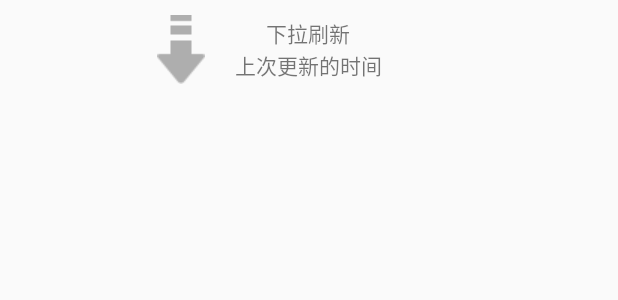
After one commit to JNFC-yangdianwen/ListViewDivider, an Android app: the layout headerview.xml on its own in the app's theme, with its tools: preview values and no code run, on a phone screen of 412 x 824 dp. The commit adds this screen. Shown: the top 300 px of the screen. Run offline under Robolectric (Android 15) with nearby library versions, the phone set to English and light mode, and no system bars.

Commit message:
实现了listview的下拉刷新

```diff
--- a/app/src/main/res/layout/activity_main.xml
+++ b/app/src/main/res/layout/activity_main.xml
@@ -8,7 +8,7 @@
     android:paddingRight="@dimen/activity_horizontal_margin"
     android:paddingTop="@dimen/activity_vertical_margin"
     tools:context="com.example.yangdianwen.listviewdivider.MainActivity">
-    <ListView
+    <com.example.yangdianwen.listviewdivider.AutoListView
         android:divider="@drawable/divider"
         android:id="@+id/local_groups_list"
         android:layout_width="match_parent"
--- /dev/null
+++ b/app/src/main/res/layout/bottomview.xml
@@ -0,0 +1,6 @@
+<?xml version="1.0" encoding="utf-8"?>
+<LinearLayout xmlns:android="http://schemas.android.com/apk/res/android"
+    android:orientation="vertical" android:layout_width="match_parent"
+    android:layout_height="50dp">
+
+</LinearLayout>
--- /dev/null
+++ b/app/src/main/res/layout/headerview.xml
@@ -0,0 +1,49 @@
+<?xml version="1.0" encoding="utf-8"?>
+<LinearLayout xmlns:android="http://schemas.android.com/apk/res/android"
+    android:orientation="vertical" android:layout_width="match_parent"
+    android:layout_height="wrap_content">
+ <RelativeLayout
+        android:orientation="horizontal"
+        android:layout_width="match_parent"
+        android:paddingTop="10dip"
+        android:paddingBottom="10dip"
+        android:layout_height="wrap_content">
+   <LinearLayout
+            android:layout_centerInParent="true"
+            android:orientation="vertical"
+            android:gravity="center"
+            android:id="@+id/layout"
+            android:layout_width="wrap_content"
+            android:layout_height="wrap_content">
+    <TextView
+        android:id="@+id/tv_tip"
+        android:text="下拉刷新"
+        android:layout_width="wrap_content"
+        android:layout_height="wrap_content" />
+       <TextView
+        android:id="@+id/tv_time"
+        android:text="上次更新的时间"
+        android:layout_width="wrap_content"
+        android:layout_height="wrap_content" />
+
+   </LinearLayout>
+     <ImageView
+         android:layout_toLeftOf="@+id/layout"
+         android:layout_marginRight="20dp"
+         android:id="@+id/arrow"
+         android:src="@drawable/xlistview_arrow"
+         android:layout_width="wrap_content"
+         android:layout_height="wrap_content" />
+     <ProgressBar
+         android:layout_toLeftOf="@+id/layout"
+         android:layout_marginRight="20dp"
+         android:visibility="gone"
+         style="?android:attr/progressBarStyleSmall"
+         android:id="@+id/progress"
+         android:layout_width="wrap_content"
+         android:layout_height="wrap_content" />
+ </RelativeLayout>
+
+
+
+</LinearLayout>
```
Also changed, not shown: app/src/main/java/com/example/yangdianwen/listviewdivider/AutoListView.java (added, +264 -0 lines), app/src/main/java/com/example/yangdianwen/listviewdivider/MainActivity.java (+18 -4 lines), app/src/main/res/drawable/xlistview_arrow.png (added).
